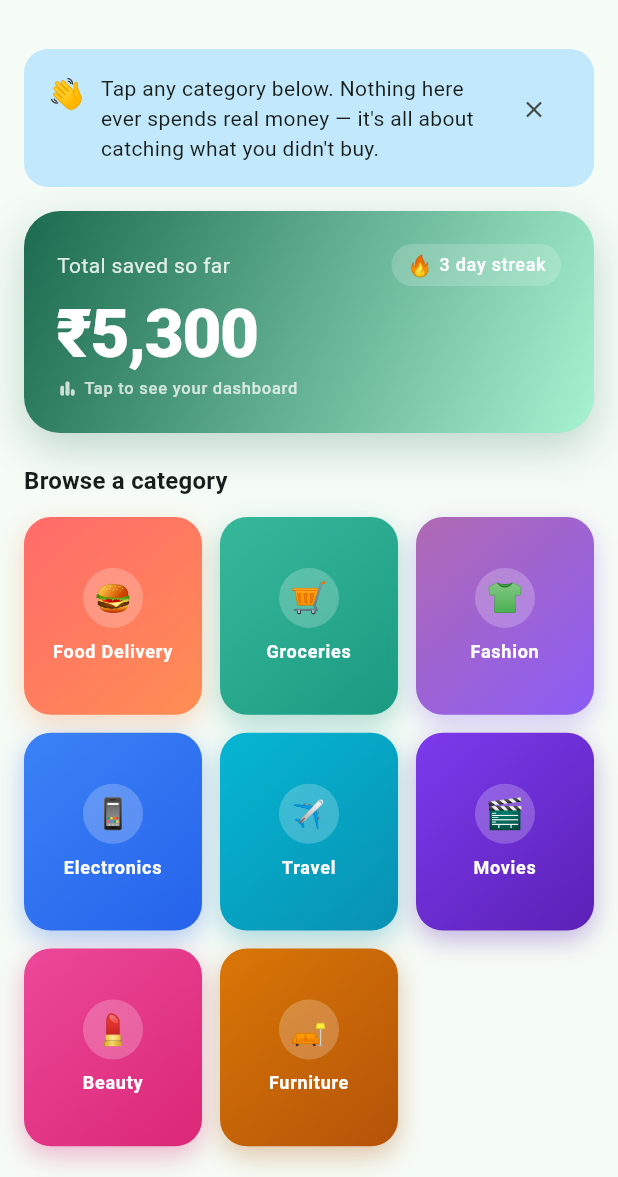
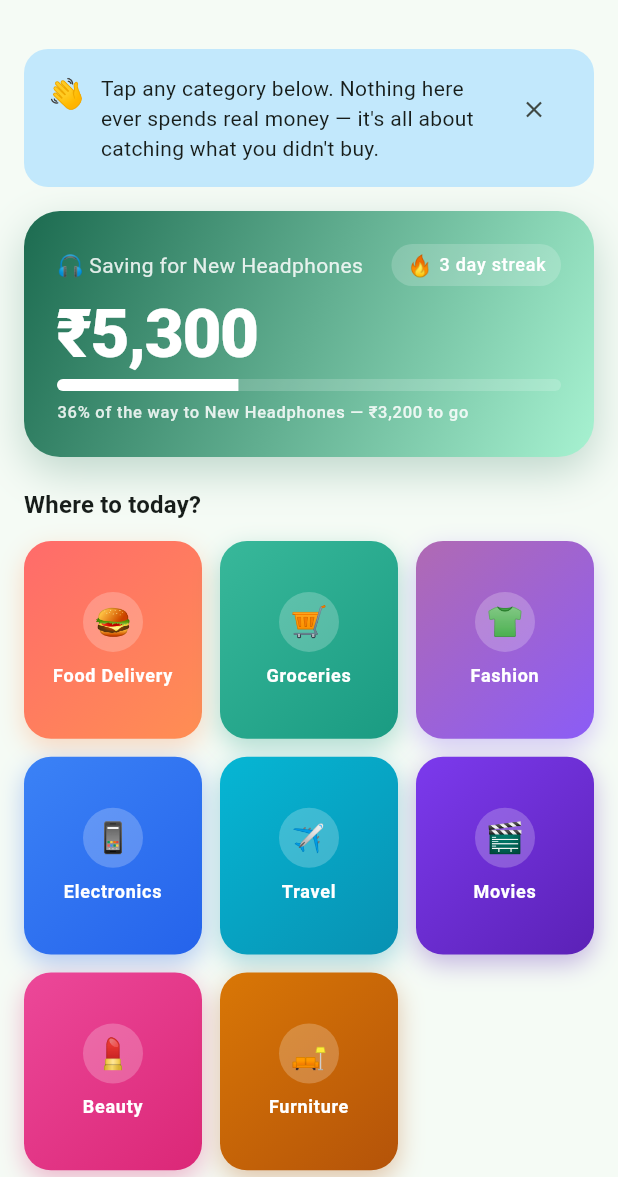
Before and after one commit to baseer-ind/spendzero, a Flutter app: the screen it shows after launch, on a phone screen of 412 x 824 dp, the part 59-1236 px from its top. Run offline on Flutter 3.47's test engine with Material 3 defaults, Android fonts, the phone set to English and light mode, and no system bars; our stand-ins replace flutter_riverpod, go_router, shared_preferences.

Commit message:
Make home hero tell the dream story: saving-for-X, progress bar, amount-to-go

```diff
--- a/spendzero/mobile/lib/features/home/presentation/home_screen.dart
+++ b/spendzero/mobile/lib/features/home/presentation/home_screen.dart
@@ -5,6 +5,7 @@ import 'package:go_router/go_router.dart';
 import 'package:shared_preferences/shared_preferences.dart';
 
 import '../../../core/models/category.dart';
+import '../../../core/models/goal.dart';
 import '../../../core/providers/providers.dart';
 import '../../../core/utils/money.dart';
 import '../../feedback/presentation/feedback_sheet.dart';
@@ -43,6 +44,7 @@ class _HomeScreenState extends ConsumerState<HomeScreen> {
   Widget build(BuildContext context) {
     final categories = ref.watch(categoriesProvider);
     final stats = ref.watch(statsProvider);
+    final goals = ref.watch(goalsProvider);
 
     return Scaffold(
       appBar: AppBar(
@@ -87,13 +89,14 @@ class _HomeScreenState extends ConsumerState<HomeScreen> {
                 child: _SavingsBanner(
                   totalSavedPaise: s.totalAmountNotSpentPaise,
                   streakDays: s.currentStreakDays,
+                  topDream: goals.valueOrNull != null ? _topDream(goals.value!) : null,
                 ),
               ),
               loading: () => const _SavingsBannerSkeleton(),
               error: (error, _) => const _SavingsBannerSkeleton(),
             ),
             const SizedBox(height: 20),
-            Text('Browse a category', style: Theme.of(context).textTheme.titleMedium),
+            Text('Where to today?', style: Theme.of(context).textTheme.titleMedium),
             const SizedBox(height: 12),
             categories.when(
               data: (list) => _CategoryGrid(categories: list),
@@ -150,15 +153,32 @@ class _FirstLaunchHint extends StatelessWidget {
   }
 }
 
+/// Picks the dream the home screen should tell a story about: the active,
+/// non-archived goal closest to completion (most emotionally rewarding to
+/// surface — "almost there" beats "just started").
+SavingsGoal? _topDream(List<SavingsGoal> goals) {
+  final active = goals.where((g) => !g.archived && g.progress < 1).toList()
+    ..sort((a, b) => b.progress.compareTo(a.progress));
+  if (active.isNotEmpty) return active.first;
+  final any = goals.where((g) => !g.archived).toList();
+  return any.isEmpty ? null : any.first;
+}
+
 class _SavingsBanner extends StatelessWidget {
-  const _SavingsBanner({required this.totalSavedPaise, required this.streakDays});
+  const _SavingsBanner({
+    required this.totalSavedPaise,
+    required this.streakDays,
+    this.topDream,
+  });
 
   final int totalSavedPaise;
   final int streakDays;
+  final SavingsGoal? topDream;
 
   @override
   Widget build(BuildContext context) {
     final colors = Theme.of(context).colorScheme;
+    final dream = topDream;
     return TweenAnimationBuilder<double>(
       tween: Tween(begin: 0, end: 1),
       duration: const Duration(milliseconds: 500),
@@ -191,7 +211,9 @@ class _SavingsBanner extends StatelessWidget {
               mainAxisAlignment: MainAxisAlignment.spaceBetween,
               children: [
                 Text(
-                  'Total saved so far',
+                  dream != null
+                      ? '${dream.emoji} Saving for ${dream.title}'
+                      : 'Total saved so far',
                   style: Theme.of(context)
                       .textTheme
                       .bodyMedium
@@ -237,10 +259,36 @@ class _SavingsBanner extends StatelessWidget {
                     ),
               ),
             ),
-            const SizedBox(height: 2),
+            const SizedBox(height: 4),
+            if (dream != null) ...[
+              ClipRRect(
+                borderRadius: BorderRadius.circular(8),
+                child: TweenAnimationBuilder<double>(
+                  tween: Tween(begin: 0, end: dream.progress),
+                  duration: const Duration(milliseconds: 900),
+                  curve: Curves.easeOutCubic,
+                  builder: (context, value, _) => LinearProgressIndicator(
+                    value: value,
+                    minHeight: 8,
+                    backgroundColor: colors.onPrimary.withOpacity(0.18),
+                    valueColor: AlwaysStoppedAnimation(colors.onPrimary),
+                  ),
+                ),
+              ),
+              const SizedBox(height: 6),
+              Text(
+                '${(dream.progress * 100).round()}% of the way to ${dream.title} — '
+                '${formatPaise(dream.targetPaise - dream.savedPaise)} to go',
+                style: Theme.of(context)
+                    .textTheme
+                    .labelSmall
+                    ?.copyWith(color: colors.onPrimary.withOpacity(0.85)),
+              ),
+            ] else
               Row(
                 children: [
-                Icon(Icons.bar_chart_rounded, size: 14, color: colors.onPrimary.withOpacity(0.75)),
+                  Icon(Icons.bar_chart_rounded,
+                      size: 14, color: colors.onPrimary.withOpacity(0.75)),
                   const SizedBox(width: 4),
                   Text(
                     'Tap to see your dashboard',
```
Lines whose indentation alone changed are shown as unchanged.
